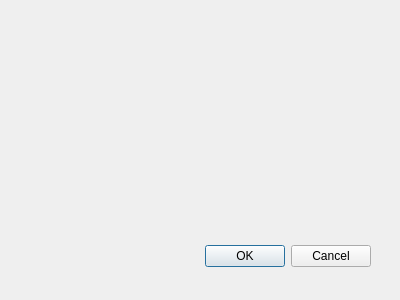
The window that huggleQT/huggle/aboutform.ui (huggle/huggle) describes before a commit, drawn with Qt 5.
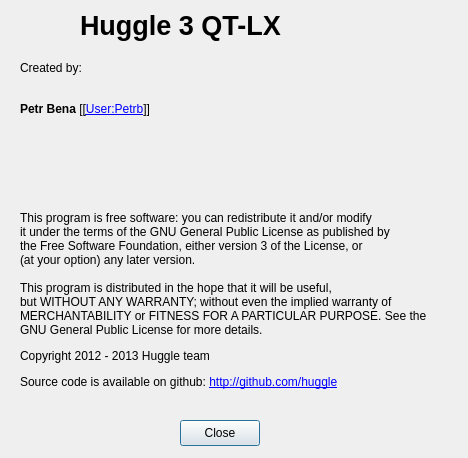
The same window after the commit.

The edit to the form file:
```diff
--- a/huggleQT/huggle/aboutform.ui
+++ b/huggleQT/huggle/aboutform.ui
@@ -8,27 +8,111 @@
    <rect>
     <x>0</x>
     <y>0</y>
-    <width>400</width>
-    <height>300</height>
+    <width>468</width>
+    <height>458</height>
    </rect>
   </property>
+  <property name="sizePolicy">
+   <sizepolicy hsizetype="Fixed" vsizetype="Fixed">
+    <horstretch>0</horstretch>
+    <verstretch>0</verstretch>
+   </sizepolicy>
+  </property>
   <property name="windowTitle">
    <string>Dialog</string>
   </property>
-  <widget class="QDialogButtonBox" name="buttonBox">
+  <widget class="QLabel" name="label">
    <property name="geometry">
     <rect>
-     <x>30</x>
-     <y>240</y>
-     <width>341</width>
-     <height>32</height>
+     <x>80</x>
+     <y>0</y>
+     <width>231</width>
+     <height>51</height>
     </rect>
    </property>
-   <property name="orientation">
-    <enum>Qt::Horizontal</enum>
+   <property name="font">
+    <font>
+     <pointsize>20</pointsize>
+     <weight>75</weight>
+     <bold>true</bold>
+    </font>
    </property>
-   <property name="standardButtons">
-    <set>QDialogButtonBox::Cancel|QDialogButtonBox::Ok</set>
+   <property name="text">
+    <string>Huggle 3 QT-LX</string>
+   </property>
+   <property name="textFormat">
+    <enum>Qt::AutoText</enum>
+   </property>
+  </widget>
+  <widget class="QLabel" name="label_2">
+   <property name="geometry">
+    <rect>
+     <x>20</x>
+     <y>60</y>
+     <width>81</width>
+     <height>16</height>
+    </rect>
+   </property>
+   <property name="text">
+    <string>Created by:</string>
+   </property>
+  </widget>
+  <widget class="QWidget" name="gridLayoutWidget">
+   <property name="geometry">
+    <rect>
+     <x>20</x>
+     <y>90</y>
+     <width>431</width>
+     <height>81</height>
+    </rect>
+   </property>
+   <layout class="QGridLayout" name="gridLayout">
+    <item row="0" column="0">
+     <widget class="QLabel" name="label_3">
+      <property name="text">
+       <string>&lt;html&gt;&lt;head/&gt;&lt;body&gt;&lt;p&gt;&lt;span style=&quot; font-weight:600;&quot;&gt;Petr Bena&lt;/span&gt; [[&lt;a href=&quot;http://en.wikipedia.org/wiki/User:Petrb&quot;&gt;&lt;span style=&quot; text-decoration: underline; color:#0000ff;&quot;&gt;User:Petrb&lt;/span&gt;&lt;/a&gt;]]&lt;/p&gt;&lt;/body&gt;&lt;/html&gt;</string>
+      </property>
+     </widget>
+    </item>
+    <item row="1" column="0">
+     <widget class="QLabel" name="label_4">
+      <property name="text">
+       <string/>
+      </property>
+     </widget>
+    </item>
+   </layout>
+  </widget>
+  <widget class="QPushButton" name="pushButton">
+   <property name="geometry">
+    <rect>
+     <x>180</x>
+     <y>420</y>
+     <width>80</width>
+     <height>26</height>
+    </rect>
+   </property>
+   <property name="text">
+    <string>Close</string>
+   </property>
+   <property name="default">
+    <bool>true</bool>
+   </property>
+  </widget>
+  <widget class="QLabel" name="label_5">
+   <property name="geometry">
+    <rect>
+     <x>20</x>
+     <y>190</y>
+     <width>431</width>
+     <height>221</height>
+    </rect>
+   </property>
+   <property name="text">
+    <string>&lt;html&gt;&lt;head/&gt;&lt;body&gt;&lt;p&gt;This program is free software: you can redistribute it and/or modify&lt;br/&gt;it under the terms of the GNU General Public License as published by&lt;br/&gt;the Free Software Foundation, either version 3 of the License, or&lt;br/&gt;(at your option) any later version.&lt;br/&gt;&lt;br/&gt;This program is distributed in the hope that it will be useful,&lt;br/&gt;but WITHOUT ANY WARRANTY; without even the implied warranty of&lt;br/&gt;MERCHANTABILITY or FITNESS FOR A PARTICULAR PURPOSE. See the&lt;br/&gt;GNU General Public License for more details. &lt;/p&gt;&lt;p&gt;Copyright 2012 - 2013 Huggle team&lt;/p&gt;&lt;p&gt;Source code is available on github: &lt;a href=&quot;http://github.com/huggle&quot;&gt;&lt;span style=&quot; text-decoration: underline; color:#0000ff;&quot;&gt;http://github.com/huggle&lt;/span&gt;&lt;/a&gt;&lt;/p&gt;&lt;/body&gt;&lt;/html&gt;</string>
+   </property>
+   <property name="wordWrap">
+    <bool>true</bool>
    </property>
   </widget>
  </widget>
```
Left out of the diff: 42 changed lines with no effect on the pictures.
